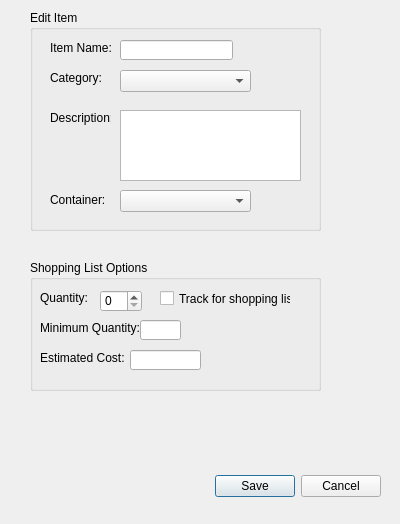
The window that StuffFinder/StuffFinder/Edititemdialog.ui (toddn1704/code-musketeers) describes before a commit, drawn with Qt 5.
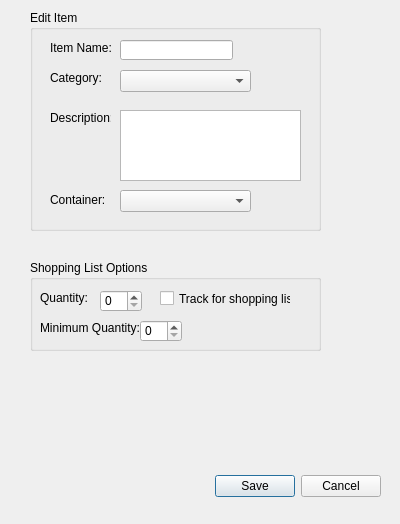
The same window after the commit.

Commit message: Updated edit item box.  Min_quantity and tracker should be fully functional.

Patch:
```diff
--- a/StuffFinder/StuffFinder/Edititemdialog.ui
+++ b/StuffFinder/StuffFinder/Edititemdialog.ui
@@ -146,7 +146,7 @@
      <x>30</x>
      <y>260</y>
      <width>291</width>
-     <height>131</height>
+     <height>91</height>
     </rect>
    </property>
    <property name="title">
@@ -197,39 +197,6 @@
      <set>Qt::LinksAccessibleByMouse</set>
     </property>
    </widget>
-   <widget class="QLineEdit" name="Min_quant">
-    <property name="geometry">
-     <rect>
-      <x>110</x>
-      <y>60</y>
-      <width>41</width>
-      <height>20</height>
-     </rect>
-    </property>
-   </widget>
-   <widget class="QLabel" name="label_7">
-    <property name="geometry">
-     <rect>
-      <x>10</x>
-      <y>90</y>
-      <width>91</width>
-      <height>16</height>
-     </rect>
-    </property>
-    <property name="text">
-     <string>Estimated Cost:</string>
-    </property>
-   </widget>
-   <widget class="QLineEdit" name="Item_cost">
-    <property name="geometry">
-     <rect>
-      <x>100</x>
-      <y>90</y>
-      <width>71</width>
-      <height>20</height>
-     </rect>
-    </property>
-   </widget>
    <widget class="QSpinBox" name="Item_quant">
     <property name="geometry">
      <rect>
@@ -240,6 +207,16 @@
      </rect>
     </property>
    </widget>
+   <widget class="QSpinBox" name="min_quant">
+    <property name="geometry">
+     <rect>
+      <x>110</x>
+      <y>60</y>
+      <width>42</width>
+      <height>22</height>
+     </rect>
+    </property>
+   </widget>
   </widget>
  </widget>
  <resources/>
```
The commit also changes 6 other files.
